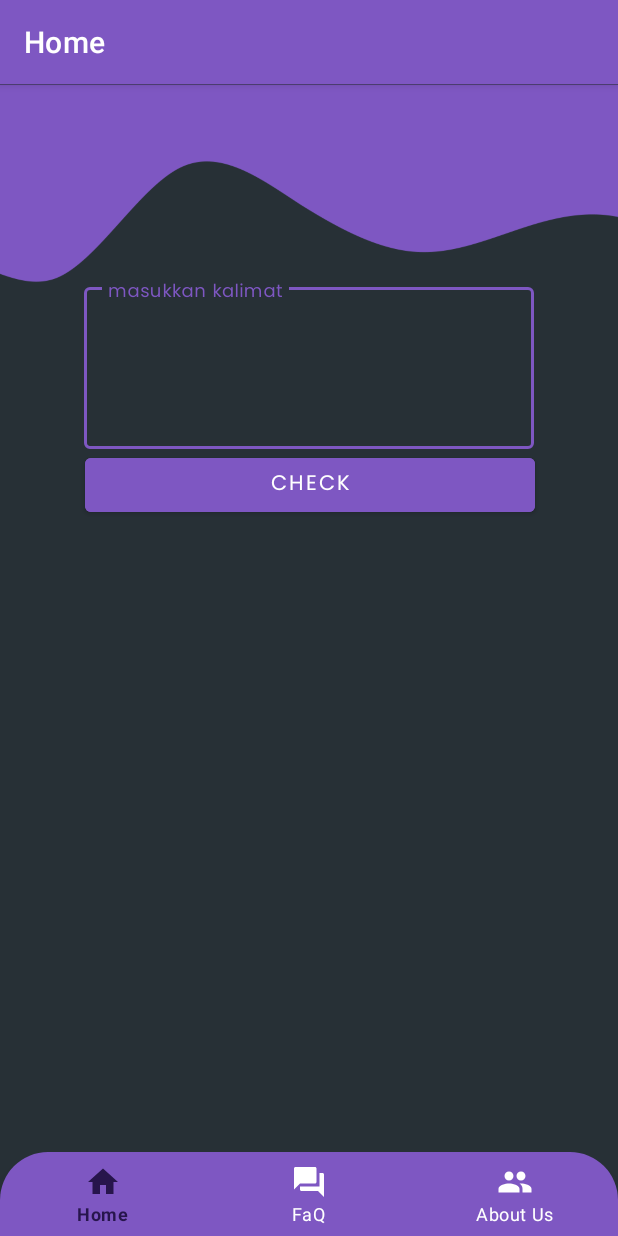
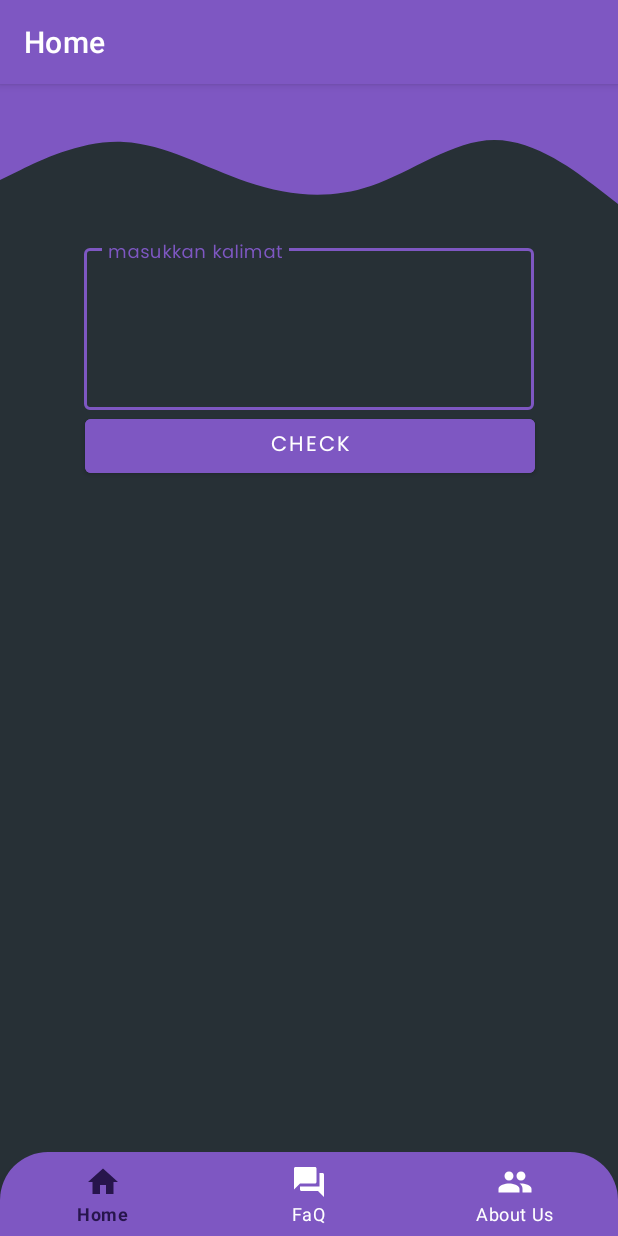
Before and after one commit to aplawtech/aplod, an Android app: the HomeFragment screen opened directly, with no data from a screen before it, on a phone screen of 412 x 824 dp. Run offline under Robolectric (Android 15) with nearby library versions, the phone set to English and light mode, and no system bars; our stand-ins replace navigation-ui.

Commit message:
Change Base URl, Clean some code in HomeFragment.kt, Fix fragment_home.xml

```diff
--- a/app/src/main/java/com/lawstech/aplod/data/source/remote/Api/ApiConfig.kt
+++ b/app/src/main/java/com/lawstech/aplod/data/source/remote/Api/ApiConfig.kt
@@ -14,7 +14,7 @@ class ApiConfig {
                 .addInterceptor(loggingInterceptor)
                 .build()
             val retrofit = Retrofit.Builder()
-                .baseUrl("https://aplod-wk452lxpxq-et.a.run.app/")
+                .baseUrl("https://aplodfix-wk452lxpxq-et.a.run.app/")
                 .addConverterFactory(GsonConverterFactory.create())
                 .client(client)
                 .build()
--- a/app/src/main/res/layout/fragment_home.xml
+++ b/app/src/main/res/layout/fragment_home.xml
@@ -1,12 +1,22 @@
 <?xml version="1.0" encoding="utf-8"?>
-<androidx.constraintlayout.widget.ConstraintLayout xmlns:android="http://schemas.android.com/apk/res/android"
+<androidx.constraintlayout.widget.ConstraintLayout
+    xmlns:android="http://schemas.android.com/apk/res/android"
     xmlns:app="http://schemas.android.com/apk/res-auto"
     xmlns:tools="http://schemas.android.com/tools"
     android:id="@+id/root_layout"
     android:fitsSystemWindows="true"
     android:layout_width="match_parent"
     android:layout_height="match_parent"
-    android:background="@drawable/home_fragment">
+    android:background="@color/grey_black">
+
+    <View
+        android:id="@+id/waveView"
+        android:layout_width="match_parent"
+        android:layout_height="80dp"
+        android:background="@drawable/ic_purple_wave"
+        app:layout_constraintTop_toTopOf="parent"
+        app:layout_constraintStart_toStartOf="parent"
+        app:layout_constraintEnd_toEndOf="parent" />
 
     <com.google.android.material.textfield.TextInputLayout
         android:id="@+id/textField"
@@ -15,7 +25,7 @@
         android:layout_height="wrap_content"
         android:layout_centerHorizontal="true"
         android:layout_marginStart="100dp"
-        android:layout_marginTop="130dp"
+        android:layout_marginTop="24dp"
         android:layout_marginEnd="100dp"
         android:hint="@string/label"
         android:textColorHint="@color/white"
@@ -23,7 +33,7 @@
         app:endIconTint="@color/white"
         app:layout_constraintEnd_toEndOf="parent"
         app:layout_constraintStart_toStartOf="parent"
-        app:layout_constraintTop_toTopOf="parent">
+        app:layout_constraintTop_toBottomOf="@id/waveView">
 
         <com.google.android.material.textfield.TextInputEditText
             android:id="@+id/input_comment"
@@ -38,7 +48,6 @@
             android:scrollbars="vertical"
             android:textColor="@color/white" />
     </com.google.android.material.textfield.TextInputLayout>
-
 
     <Button
         android:id="@+id/btn_check"
@@ -57,28 +66,23 @@
         app:layout_constraintStart_toStartOf="parent"
         app:layout_constraintTop_toBottomOf="@+id/textField" />
 
-
     <TextView
         android:id="@+id/tv_sentimen"
         android:layout_width="wrap_content"
         android:layout_height="wrap_content"
         android:visibility="invisible"
-        android:layout_marginStart="23dp"
         android:layout_marginTop="18dp"
-        android:layout_marginEnd="330dp"
         android:layout_marginBottom="77dp"
         android:text="@string/check"
-        app:layout_constraintBottom_toTopOf="@+id/textField"
+        app:layout_constraintTop_toBottomOf="@id/btn_check"
         app:layout_constraintEnd_toEndOf="parent"
-        app:layout_constraintStart_toStartOf="parent"
-        app:layout_constraintTop_toTopOf="parent" />
-
+        app:layout_constraintStart_toStartOf="parent" />
 
     <ImageView
         android:id="@+id/img_ok"
-        android:layout_width="298dp"
-        android:layout_height="191dp"
-        android:layout_marginTop="50dp"
+        android:layout_width="110dp"
+        android:layout_height="110dp"
+        android:layout_marginTop="20dp"
         android:visibility="invisible"
         app:layout_constraintEnd_toEndOf="parent"
         app:layout_constraintStart_toStartOf="parent"
@@ -88,9 +92,9 @@
 
     <ImageButton
         android:id="@+id/btn_send"
-        android:layout_width="114dp"
-        android:layout_height="113dp"
-        android:layout_marginTop="6dp"
+        android:layout_width="80dp"
+        android:layout_height="80dp"
+        android:layout_marginTop="12dp"
         android:background="@drawable/paper_plane"
         android:visibility="invisible"
         app:layout_constraintEnd_toEndOf="parent"
@@ -101,15 +105,29 @@
 
     <ImageView
         android:id="@+id/img_not_ok"
-        android:layout_width="305dp"
-        android:layout_height="164dp"
-        android:layout_marginTop="75dp"
+        android:layout_width="110dp"
+        android:layout_height="110dp"
+        android:layout_marginTop="20dp"
         android:visibility="invisible"
         app:layout_constraintEnd_toEndOf="parent"
         app:layout_constraintStart_toStartOf="parent"
         app:layout_constraintTop_toBottomOf="@+id/btn_check"
         app:srcCompat="@drawable/not_ok"
         tools:ignore="ContentDescription" />
+
+    <TextView
+        android:id="@+id/kata_kasar_detected"
+        android:layout_width="wrap_content"
+        android:layout_height="wrap_content"
+        android:layout_marginTop="10dp"
+        android:fontFamily="@font/poppins_bold"
+        android:text="@string/kata_kasar_detected"
+        android:textColor="@android:color/holo_red_light"
+        android:textSize="16sp"
+        android:visibility="invisible"
+        app:layout_constraintEnd_toEndOf="parent"
+        app:layout_constraintStart_toStartOf="parent"
+        app:layout_constraintTop_toBottomOf="@id/img_not_ok" />
 
     <TextView
         android:id="@+id/langgar_pasal_detected"
@@ -119,28 +137,38 @@
         android:text="@string/langgar_pasal_detected"
         android:textColor="@color/light_blue_primary"
         android:visibility="invisible"
-        app:layout_constraintBottom_toTopOf="@+id/btn_send"
+        android:layout_marginTop="5dp"
+        android:textSize="16sp"
+        app:layout_constraintTop_toBottomOf="@+id/kata_kasar_detected"
+        app:layout_constraintEnd_toEndOf="parent"
+        app:layout_constraintStart_toStartOf="parent" />
+
+    <com.google.android.material.card.MaterialCardView
+        android:id="@+id/pasal_card"
+        android:layout_width="match_parent"
+        android:layout_height="wrap_content"
+        android:layout_marginTop="12dp"
+        android:layout_marginHorizontal="32dp"
+        android:visibility="invisible"
+        app:strokeWidth="1dp"
+        app:strokeColor="@color/purple_primary"
+        app:cardBackgroundColor="@color/grey_black"
+        app:cardElevation="0dp"
         app:layout_constraintEnd_toEndOf="parent"
         app:layout_constraintStart_toStartOf="parent"
-        app:layout_constraintTop_toBottomOf="@+id/img_not_ok"
-        app:layout_constraintVertical_bias="0.0" />
+        app:layout_constraintTop_toBottomOf="@+id/langgar_pasal_detected">
 
-    <TextView
-        android:id="@+id/undang_undang"
-        android:layout_width="wrap_content"
-        android:layout_height="wrap_content"
-        android:gravity="center"
-        android:layout_marginStart="10dp"
-        android:layout_marginTop="20dp"
-        android:layout_marginEnd="10dp"
-        android:fontFamily="@font/poppins_bold"
-        android:text="@string/nama_pasal"
-        android:textColor="@color/white"
-        android:textSize="20sp"
-        android:visibility="invisible"
-        app:layout_constraintEnd_toEndOf="parent"
-        app:layout_constraintStart_toStartOf="parent"
-        app:layout_constraintTop_toBottomOf="@+id/langgar_pasal_detected" />
+        <TextView
+            android:id="@+id/undang_undang"
+            android:layout_width="match_parent"
+            android:layout_height="wrap_content"
+            android:fontFamily="@font/poppins_bold"
+            android:gravity="center"
+            android:padding="8dp"
+            android:textColor="@color/white"
+            android:textSize="16sp"
+            android:visibility="invisible" />
+    </com.google.android.material.card.MaterialCardView>
 
 
     <ProgressBar
```
Also changed, not shown: app/src/main/java/com/lawstech/aplod/ui/home/HomeFragment.kt (+38 -68 lines).
